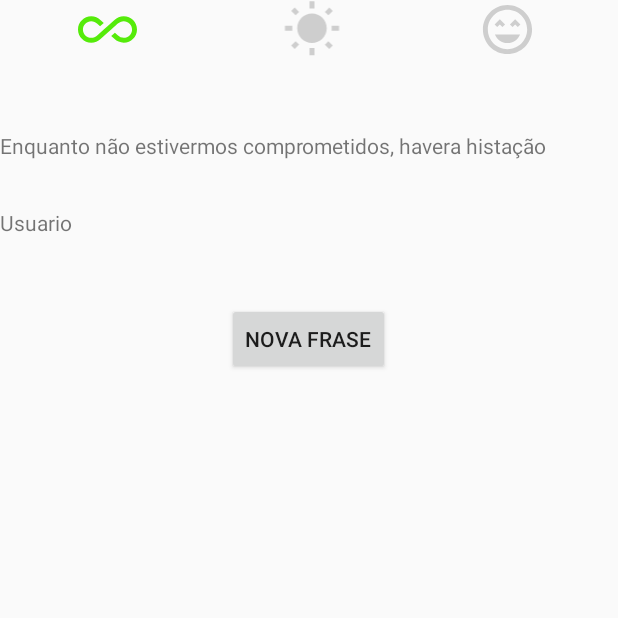
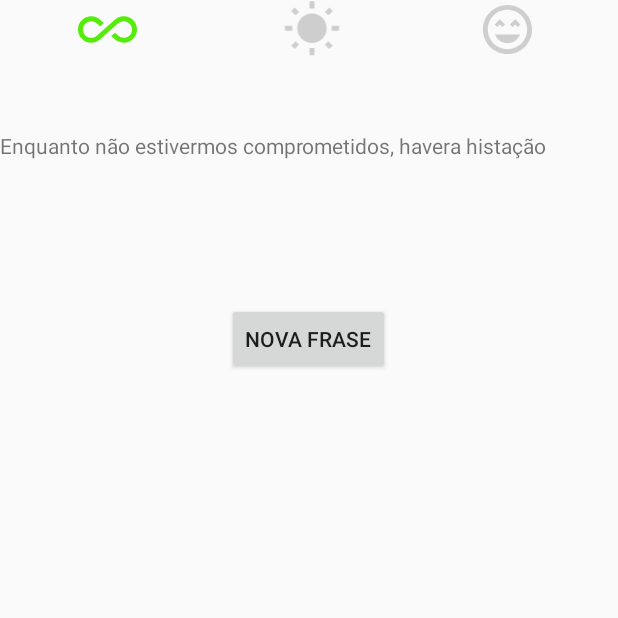
Before and after one commit to julio-cesar-vgs/kotlin-projeto2, an Android app: the MainActivity screen opened directly, with no data from a screen before it, on a phone screen of 412 x 824 dp, the top half of it. Run offline under Robolectric (Android 15) with nearby library versions, the phone set to English and light mode, and no system bars.

Commit message:
120. Obtendo dados salvos do usuário
Signed-off-by: Sleepk <julio.cesar.vgs@gmail.com>

```diff
--- a/Motivation/app/src/main/java/devmasterteam/com/views/MainActivity.kt
+++ b/Motivation/app/src/main/java/devmasterteam/com/views/MainActivity.kt
@@ -6,18 +6,22 @@ import androidx.appcompat.app.AppCompatActivity
 import devmasterteam.com.R
 import devmasterteam.com.mock.Mock
 import devmasterteam.com.util.MotivationConstants
+import devmasterteam.com.util.SecurityPreferences
 import kotlinx.android.synthetic.main.activity_main.*
 
 class MainActivity : AppCompatActivity(), View.OnClickListener {
 
     // declaracao inicial da variavel trazendo o all
     private var mFilter = MotivationConstants.PHRASE_FILTER.ALL
+    private lateinit var mSecurityPreferences: SecurityPreferences
     private val mMock = Mock()
 
     //cria a primeira tela.
     override fun onCreate(savedInstanceState: Bundle?) {
         super.onCreate(savedInstanceState)
         setContentView(R.layout.activity_main)
+
+        mSecurityPreferences = SecurityPreferences(this)
 
         /**
          * setta o evento
@@ -27,6 +31,12 @@ class MainActivity : AppCompatActivity(), View.OnClickListener {
         //Inicializa
         handleFilter(R.id.imageAll)
         refreshPhrase()
+        verifyUsername()
+    }
+
+    private fun verifyUsername() {
+        textUserName.text =
+            mSecurityPreferences.getStoredString(MotivationConstants.KEY.PERSON_NAME)
     }
 
     /**
--- a/Motivation/app/src/main/java/devmasterteam/com/views/Splashctivity.kt
+++ b/Motivation/app/src/main/java/devmasterteam/com/views/Splashctivity.kt
@@ -34,8 +34,8 @@ class Splashctivity : AppCompatActivity(), View.OnClickListener {
 
         //evento de click
         buttonSave.setOnClickListener(this)
+        verifyUserName()
     }
-
 
     // funcao que fara o save das informacoes.
     private fun handleSave() {
@@ -57,4 +57,8 @@ class Splashctivity : AppCompatActivity(), View.OnClickListener {
 
         }
     }
+
+    private fun verifyUserName() {
+        editName.setText(mSecurity.getStoredString((MotivationConstants.KEY.PERSON_NAME)))
+    }
 }
--- a/Motivation/app/src/main/res/layout/activity_main.xml
+++ b/Motivation/app/src/main/res/layout/activity_main.xml
@@ -52,7 +52,7 @@
     </LinearLayout>
 
     <TextView
-        android:id="@+id/userName"
+        android:id="@+id/textUserName"
         android:layout_width="wrap_content"
         android:layout_height="wrap_content"
         android:layout_marginTop="32dp"
@@ -78,7 +78,7 @@
         app:layout_constraintEnd_toEndOf="parent"
         app:layout_constraintHorizontal_bias="0.498"
         app:layout_constraintStart_toStartOf="parent"
-        app:layout_constraintTop_toBottomOf="@+id/userName" />
+        app:layout_constraintTop_toBottomOf="@+id/textUserName" />
 
 
 </androidx.constraintlayout.widget.ConstraintLayout>
```
